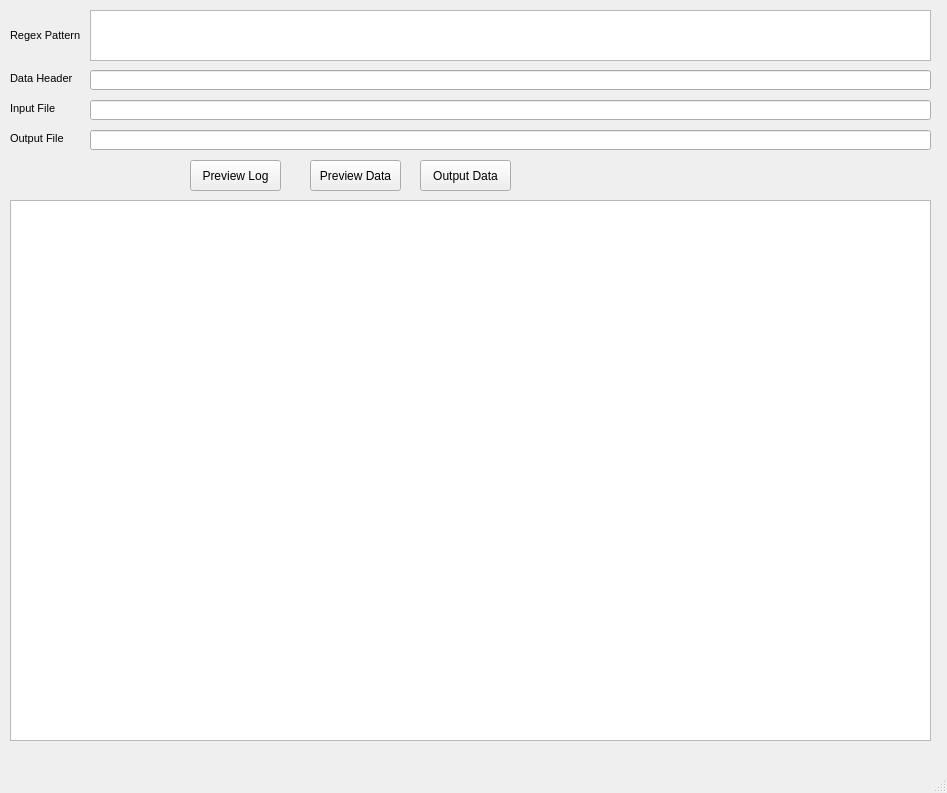
First picture: the form in TExtractor.ui, repository scadam526/TExtractor, before the edit.
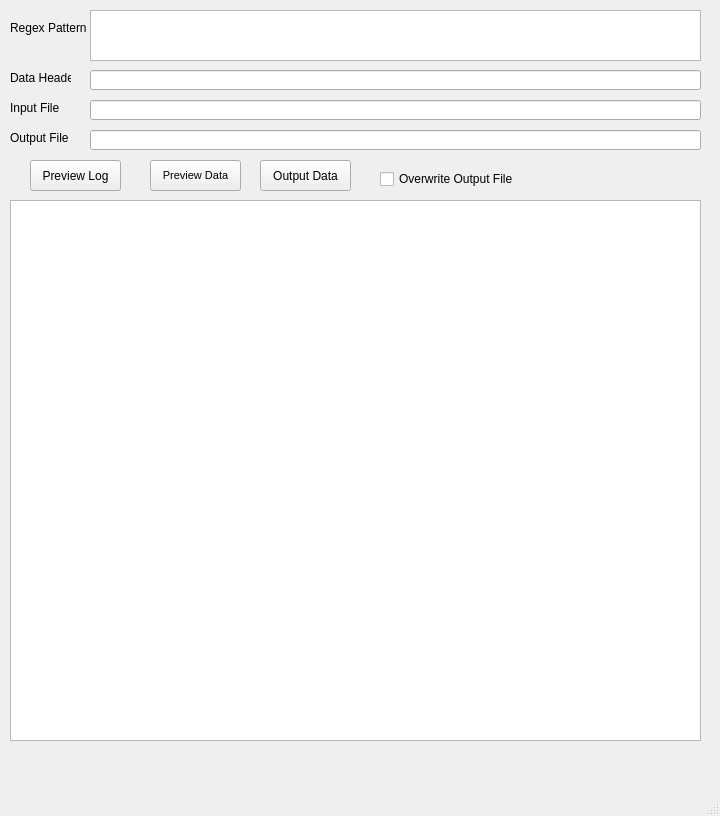
Second picture: the form after the edit.

Commit message: Improved error handling. Added option for file overwrite and checking for file exists and in use.

The edit to the form file:
```diff
--- a/TExtractor.ui
+++ b/TExtractor.ui
@@ -6,8 +6,8 @@
    <rect>
     <x>0</x>
     <y>0</y>
-    <width>947</width>
-    <height>793</height>
+    <width>720</width>
+    <height>816</height>
    </rect>
   </property>
   <property name="cursor">
@@ -22,7 +22,7 @@
      <rect>
       <x>90</x>
       <y>10</y>
-      <width>841</width>
+      <width>611</width>
       <height>51</height>
      </rect>
     </property>
@@ -38,7 +38,7 @@
      <rect>
       <x>90</x>
       <y>100</y>
-      <width>841</width>
+      <width>611</width>
       <height>20</height>
      </rect>
     </property>
@@ -52,11 +52,6 @@
       <height>16</height>
      </rect>
     </property>
-    <property name="font">
-     <font>
-      <pointsize>8</pointsize>
-     </font>
-    </property>
     <property name="text">
      <string>Input File</string>
     </property>
@@ -70,11 +65,6 @@
       <height>16</height>
      </rect>
     </property>
-    <property name="font">
-     <font>
-      <pointsize>8</pointsize>
-     </font>
-    </property>
     <property name="text">
      <string>Output File</string>
     </property>
@@ -84,7 +74,7 @@
      <rect>
       <x>90</x>
       <y>130</y>
-      <width>841</width>
+      <width>611</width>
       <height>20</height>
      </rect>
     </property>
@@ -92,7 +82,7 @@
    <widget class="QPushButton" name="previewLog">
     <property name="geometry">
      <rect>
-      <x>190</x>
+      <x>30</x>
       <y>160</y>
       <width>91</width>
       <height>31</height>
@@ -105,7 +95,7 @@
    <widget class="QPushButton" name="outputDataButton">
     <property name="geometry">
      <rect>
-      <x>420</x>
+      <x>260</x>
       <y>160</y>
       <width>91</width>
       <height>31</height>
@@ -121,14 +111,9 @@
       <x>10</x>
       <y>20</y>
       <width>81</width>
-      <height>31</height>
+      <height>16</height>
      </rect>
     </property>
-    <property name="font">
-     <font>
-      <pointsize>8</pointsize>
-     </font>
-    </property>
     <property name="text">
      <string>Regex Pattern</string>
     </property>
@@ -141,7 +126,7 @@
      <rect>
       <x>10</x>
       <y>200</y>
-      <width>921</width>
+      <width>691</width>
       <height>541</height>
      </rect>
     </property>
@@ -149,7 +134,7 @@
    <widget class="QPushButton" name="previewData">
     <property name="geometry">
      <rect>
-      <x>310</x>
+      <x>150</x>
       <y>160</y>
       <width>91</width>
       <height>31</height>
@@ -157,7 +142,7 @@
     </property>
     <property name="font">
      <font>
-      <pointsize>9</pointsize>
+      <pointsize>8</pointsize>
      </font>
     </property>
     <property name="text">
@@ -169,7 +154,7 @@
      <rect>
       <x>90</x>
       <y>70</y>
-      <width>841</width>
+      <width>611</width>
       <height>20</height>
      </rect>
     </property>
@@ -179,19 +164,27 @@
      <rect>
       <x>10</x>
       <y>70</y>
-      <width>71</width>
+      <width>61</width>
       <height>16</height>
      </rect>
     </property>
-    <property name="font">
-     <font>
-      <pointsize>8</pointsize>
-     </font>
-    </property>
     <property name="text">
      <string>Data Header</string>
     </property>
    </widget>
+   <widget class="QCheckBox" name="overwriteFile">
+    <property name="geometry">
+     <rect>
+      <x>380</x>
+      <y>170</y>
+      <width>151</width>
+      <height>18</height>
+     </rect>
+    </property>
+    <property name="text">
+     <string>Overwrite Output File</string>
+    </property>
+   </widget>
   </widget>
   <widget class="QMenuBar" name="menubar">
    <property name="geometry">
```
Left out of the diff: 4 changed lines with no effect on the pictures. The commit also changes 3 other files.
